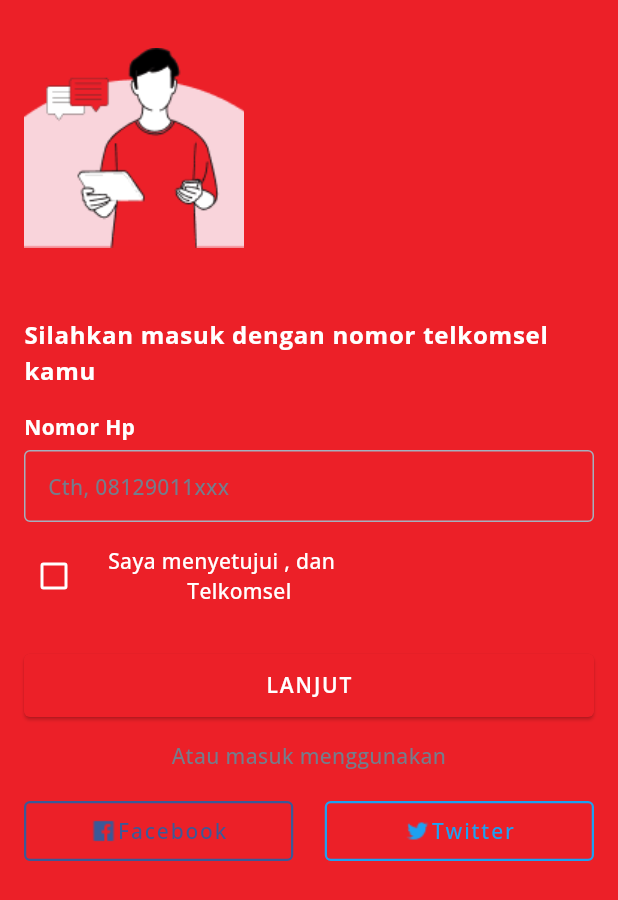
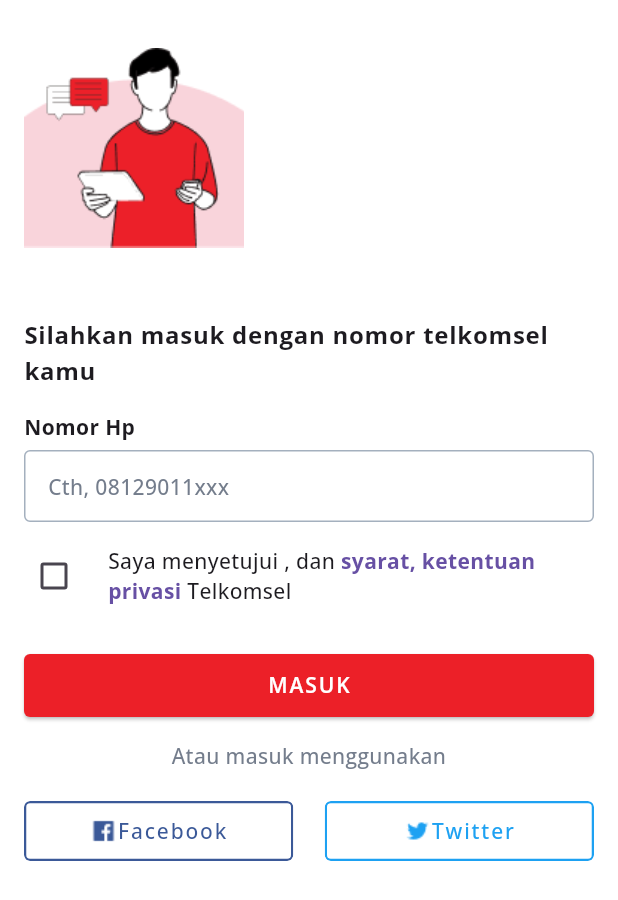
Before and after one commit to ziss11/mytelkomsel-clone-ui, a Flutter app: the screen it shows after launch, on a phone screen of 412 x 824 dp. Shown: the top 900 px of the screen. Run offline on Flutter 3.47's test engine with Material 2 defaults, Android fonts, the phone set to English and light mode, and no system bars; our stand-ins replace go_router, google_fonts.

```diff
--- a/lib/main.dart
+++ b/lib/main.dart
@@ -13,8 +13,8 @@ class MyApp extends StatelessWidget {
     return MaterialApp.router(
       debugShowCheckedModeBanner: false,
       theme: ThemeData(
-        colorScheme: AppColors.lightColorScheme,
         useMaterial3: true,
+        scaffoldBackgroundColor: AppColors.white,
         textTheme: typography,
       ),
       routeInformationParser: router.routeInformationParser,
--- a/lib/presentation/pages/login_page.dart
+++ b/lib/presentation/pages/login_page.dart
@@ -1,12 +1,14 @@
 import 'package:flutter/material.dart';
+import 'package:go_router/go_router.dart';
+import 'package:mytelkomsel_clone_ui/presentation/pages/verification_page.dart';
 import 'package:mytelkomsel_clone_ui/presentation/widgets/custom_outlined_button.dart';
 import 'package:mytelkomsel_clone_ui/presentation/widgets/filled_button.dart';
 import 'package:mytelkomsel_clone_ui/presentation/widgets/outline_textfield.dart';
 import 'package:mytelkomsel_clone_ui/utilities/colors.dart';
 
 class LoginPage extends StatefulWidget {
-  static const route = "/login";
-  static const routeName = "login_page";
+  static const path = "/login";
+  static const routeName = "login-page";
 
   const LoginPage({super.key});
 
@@ -21,6 +23,7 @@ class _LoginPageState extends State<LoginPage> {
   Widget build(BuildContext context) {
     return Scaffold(
       body: SafeArea(
+        child: SingleChildScrollView(
           child: Padding(
             padding: const EdgeInsets.symmetric(
               horizontal: 16,
@@ -96,14 +99,20 @@ class _LoginPageState extends State<LoginPage> {
                         ),
                         TextSpan(
                           text: " syarat, ketentuan",
-                        style: Theme.of(context).textTheme.bodyText2?.copyWith(
+                          style: Theme.of(context)
+                              .textTheme
+                              .bodyText2
+                              ?.copyWith(
                                 color: Theme.of(context).colorScheme.primary,
                                 fontWeight: FontWeight.w700,
                               ),
                         ),
                         TextSpan(
                           text: " privasi",
-                        style: Theme.of(context).textTheme.bodyText2?.copyWith(
+                          style: Theme.of(context)
+                              .textTheme
+                              .bodyText2
+                              ?.copyWith(
                                   color: Theme.of(context).colorScheme.primary,
                                   fontWeight: FontWeight.w700),
                         ),
@@ -121,7 +130,10 @@ class _LoginPageState extends State<LoginPage> {
                 const SizedBox(
                   height: 24,
                 ),
-              const FilledButton(),
+                FilledButton(
+                  text: "Masuk",
+                  onPressed: () => context.goNamed(VerificationPage.routeName),
+                ),
                 const SizedBox(
                   height: 16,
                 ),
@@ -168,6 +180,7 @@ class _LoginPageState extends State<LoginPage> {
             ),
           ),
         ),
+      ),
     );
   }
 }
--- a/lib/presentation/pages/splash_screen.dart
+++ b/lib/presentation/pages/splash_screen.dart
@@ -4,7 +4,7 @@ import 'package:mytelkomsel_clone_ui/presentation/pages/login_page.dart';
 import 'package:mytelkomsel_clone_ui/utilities/colors.dart';
 
 class SplashScreen extends StatefulWidget {
-  static const route = "/splash";
+  static const path = "/splash";
   static const routeName = "splash";
 
   const SplashScreen({super.key});
--- a/lib/presentation/widgets/custom_outlined_button.dart
+++ b/lib/presentation/widgets/custom_outlined_button.dart
@@ -18,6 +18,7 @@ class CustomOutlinedButton extends StatelessWidget {
     return SizedBox(
       width: double.infinity,
       child: TextButton(
+        clipBehavior: Clip.antiAliasWithSaveLayer,
         style: OutlinedButton.styleFrom(
           shape: RoundedRectangleBorder(
             borderRadius: BorderRadius.circular(4),
--- a/lib/presentation/widgets/filled_button.dart
+++ b/lib/presentation/widgets/filled_button.dart
@@ -2,7 +2,14 @@ import 'package:flutter/material.dart';
 import 'package:mytelkomsel_clone_ui/utilities/colors.dart';
 
 class FilledButton extends StatelessWidget {
-  const FilledButton({super.key});
+  final String text;
+  final Function() onPressed;
+
+  const FilledButton({
+    super.key,
+    required this.text,
+    required this.onPressed,
+  });
 
   @override
   Widget build(BuildContext context) {
@@ -11,15 +18,16 @@ class FilledButton extends StatelessWidget {
       height: 42,
       child: ElevatedButton(
         style: ButtonStyle(
+          backgroundColor: const MaterialStatePropertyAll(AppColors.red),
           shape: MaterialStatePropertyAll(
             RoundedRectangleBorder(
               borderRadius: BorderRadius.circular(4),
             ),
           ),
         ),
-        onPressed: () {},
+        onPressed: onPressed,
         child: Text(
-          "LANJUT",
+          text.toUpperCase(),
           style: Theme.of(context).textTheme.button?.copyWith(
                 color: AppColors.white,
                 fontWeight: FontWeight.w600,
--- a/lib/utilities/colors.dart
+++ b/lib/utilities/colors.dart
@@ -4,17 +4,19 @@ abstract class AppColors {
   static const white = Color(0xffFFFFFF);
   static const grey = Color(0xffA4B0BE);
   static const red = Color(0xffEC2028);
+  static const darkRed = Color(0xffB31217);
   static const black = Color(0xff1E272E);
   static const greyDark = Color(0xff747D8C);
   static const twitterBlue = Color(0xff1DA1F2);
   static const fbBlue = Color(0xff3B5998);
+  static const yellow = Color(0xffF7B731);
 
-  static const lightColorScheme = ColorScheme.light(
-    background: white,
-    onBackground: black,
-    primary: red,
-    onPrimary: white,
-    surface: red,
-    onSurface: white,
-  );
+  // static const lightColorScheme = ColorScheme.light(
+  //   background: white,
+  //   onBackground: black,
+  //   primary: red,
+  //   onPrimary: white,
+  //   surface: red,
+  //   onSurface: white,
+  // );
 }
--- a/lib/utilities/router.dart
+++ b/lib/utilities/router.dart
@@ -2,24 +2,33 @@ import 'package:go_router/go_router.dart';
 import 'package:mytelkomsel_clone_ui/presentation/pages/login_page.dart';
 import 'package:mytelkomsel_clone_ui/presentation/pages/main_page.dart';
 import 'package:mytelkomsel_clone_ui/presentation/pages/splash_screen.dart';
+import 'package:mytelkomsel_clone_ui/presentation/pages/verification_page.dart';
 
 final router = GoRouter(
-  initialLocation: SplashScreen.route,
+  initialLocation: SplashScreen.path,
+  routerNeglect: false,
   routes: [
     GoRoute(
-      path: SplashScreen.route,
+      path: SplashScreen.path,
       name: SplashScreen.routeName,
       builder: (context, state) => const SplashScreen(),
     ),
     GoRoute(
-      path: MainPage.route,
+      path: MainPage.path,
       name: MainPage.routeName,
       builder: (context, state) => const MainPage(),
     ),
     GoRoute(
-      path: LoginPage.route,
+      path: LoginPage.path,
       name: LoginPage.routeName,
       builder: (context, state) => const LoginPage(),
+      routes: [
+        GoRoute(
+          path: VerificationPage.path,
+          name: VerificationPage.routeName,
+          builder: (context, state) => const VerificationPage(),
+        ),
+      ],
     ),
   ],
 );
```
Also changed, not shown: lib/presentation/pages/main_page.dart (+61 -4 lines), lib/presentation/pages/verification_page.dart (added, +109 -0 lines), lib/presentation/widgets/sim_card.dart (added, +56 -0 lines), lib/utilities/card_clipper.dart (added, +21 -0 lines), lib/utilities/rounded_clipper.dart (added, +25 -0 lines), images/ic-round-qrcode.png (added), images/simpati-logo.png (added). Lines whose indentation alone changed are shown as unchanged.
